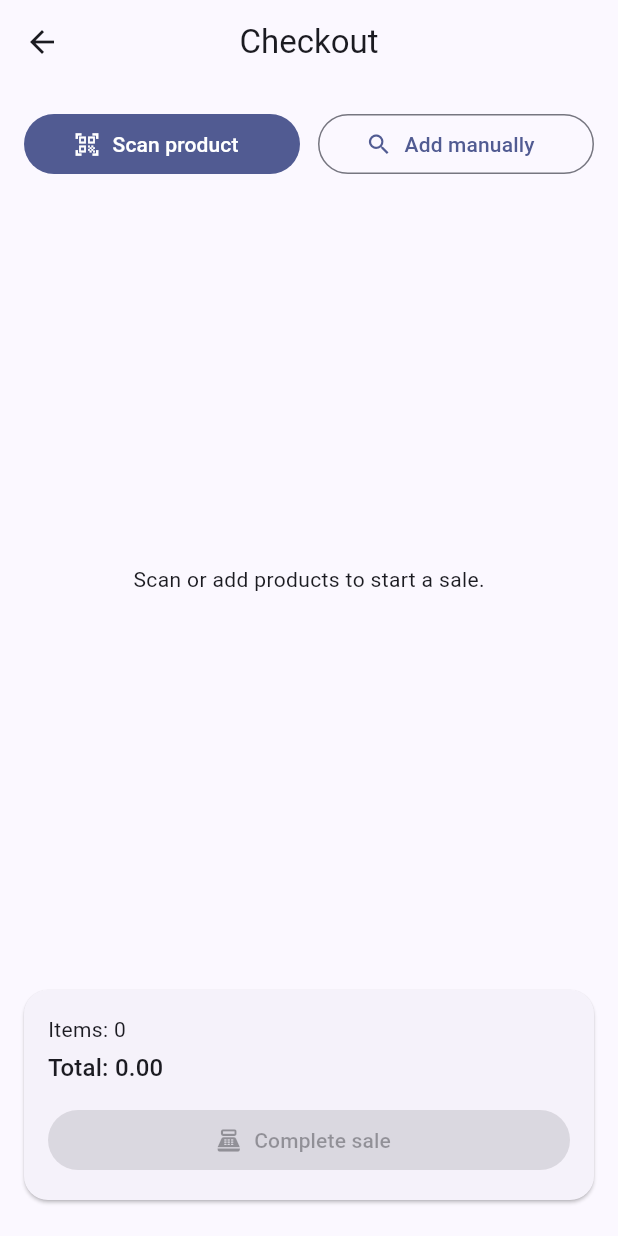
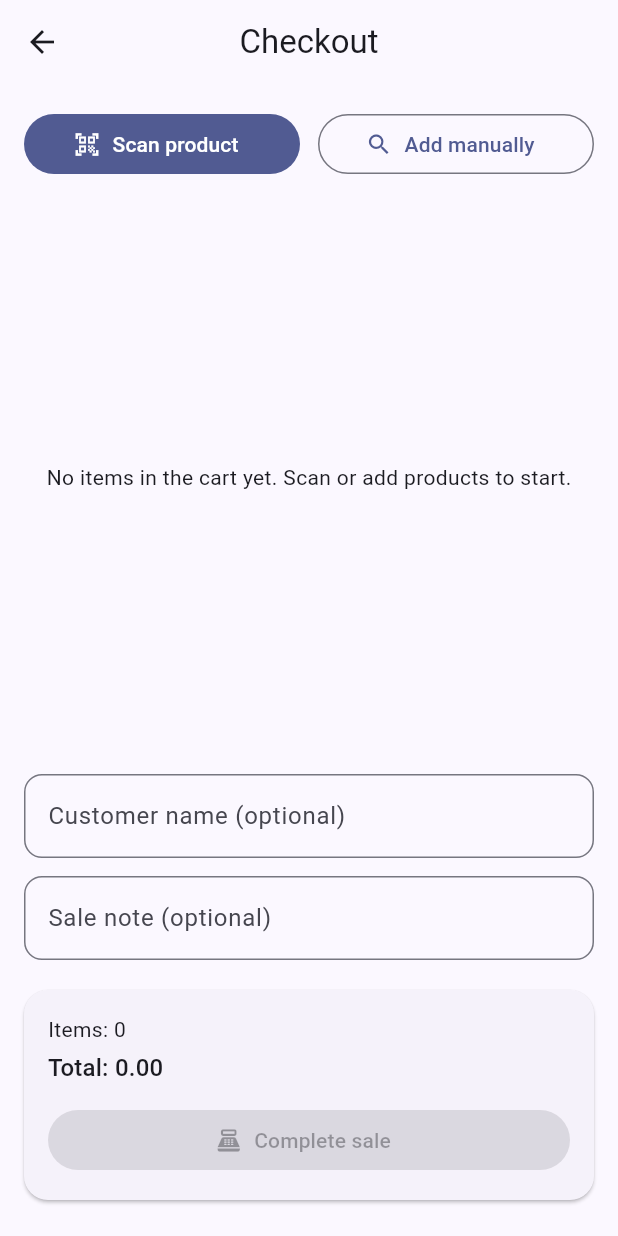
Before and after one commit to drilonkrivaqa/smartstock, a Flutter app: the screen it shows after launch, after a tap on the "point of sale" icon, on a phone screen of 412 x 824 dp. Run offline on Flutter 3.47's test engine with Material 3 defaults, Android fonts, the phone set to English and light mode, and no system bars; our stand-ins replace csv, hive, hive_flutter, image_picker; missing offline and left inert: mobile_scanner; accounts and stored records are empty.

Commit message:
Add sales tracking, reports, navigation shell, and product photos

```diff
--- a/lib/main.dart
+++ b/lib/main.dart
@@ -1,8 +1,9 @@
 import 'package:flutter/material.dart';
 
-import 'pages/home_page.dart';
+import 'pages/main_shell.dart';
 import 'services/hive_service.dart';
 import 'services/product_service.dart';
+import 'services/sale_service.dart';
 import 'services/settings_service.dart';
 import 'theme/app_theme.dart';
 
@@ -11,10 +12,12 @@ void main() async {
   await HiveService.init();
   final settingsController = await buildSettingsController();
   final productService = await buildProductService();
+  final saleService = await buildSaleService();
   runApp(
     SmartStockApp(
       settingsController: settingsController,
       productService: productService,
+      saleService: saleService,
     ),
   );
 }
@@ -24,10 +27,12 @@ class SmartStockApp extends StatelessWidget {
     super.key,
     required this.settingsController,
     required this.productService,
+    required this.saleService,
   });
 
   final SettingsController settingsController;
   final ProductService productService;
+  final SaleService saleService;
 
   @override
   Widget build(BuildContext context) {
@@ -41,8 +46,9 @@ class SmartStockApp extends StatelessWidget {
           darkTheme: AppTheme.dark(),
           themeMode:
               settingsController.darkMode ? ThemeMode.dark : ThemeMode.light,
-          home: HomePage(
+          home: MainShell(
             productService: productService,
+            saleService: saleService,
             settingsController: settingsController,
           ),
         );
--- a/lib/models/product.dart
+++ b/lib/models/product.dart
@@ -46,6 +46,9 @@ class Product extends HiveObject {
   @HiveField(13)
   DateTime? expiryDate;
 
+  @HiveField(14)
+  String? photoPath;
+
   Product({
     required this.id,
     required this.name,
@@ -61,6 +64,7 @@ class Product extends HiveObject {
     required this.updatedAt,
     this.notes,
     this.expiryDate,
+    this.photoPath,
   });
 
   Product copyWith({
@@ -77,6 +81,7 @@ class Product extends HiveObject {
     DateTime? updatedAt,
     String? notes,
     DateTime? expiryDate,
+    String? photoPath,
   }) {
     return Product(
       id: id,
@@ -93,6 +98,7 @@ class Product extends HiveObject {
       updatedAt: updatedAt ?? this.updatedAt,
       notes: notes ?? this.notes,
       expiryDate: expiryDate ?? this.expiryDate,
+      photoPath: photoPath ?? this.photoPath,
     );
   }
 }
--- /dev/null
+++ b/lib/models/sale.dart
@@ -0,0 +1,55 @@
+import 'package:hive/hive.dart';
+
+part 'sale.g.dart';
+
+@HiveType(typeId: 2)
+class Sale extends HiveObject {
+  @HiveField(0)
+  int id;
+
+  @HiveField(1)
+  DateTime date;
+
+  @HiveField(2)
+  int totalItems;
+
+  @HiveField(3)
+  double totalValue;
+
+  @HiveField(4)
+  List<SaleItem> items;
+
+  @HiveField(5)
+  String? customerName;
+
+  @HiveField(6)
+  String? note;
+
+  Sale({
+    required this.id,
+    required this.date,
+    required this.totalItems,
+    required this.totalValue,
+    required this.items,
+    this.customerName,
+    this.note,
+  });
+}
+
+@HiveType(typeId: 3)
+class SaleItem {
+  @HiveField(0)
+  int productId;
+
+  @HiveField(1)
+  int quantity;
+
+  @HiveField(2)
+  double unitPrice;
+
+  SaleItem({
+    required this.productId,
+    required this.quantity,
+    required this.unitPrice,
+  });
+}
--- a/lib/models/stock_movement.dart
+++ b/lib/models/stock_movement.dart
@@ -22,6 +22,9 @@ class StockMovement extends HiveObject {
   @HiveField(5)
   String? note;
 
+  @HiveField(6)
+  int? saleId;
+
   StockMovement({
     required this.id,
     required this.productId,
@@ -29,5 +32,6 @@ class StockMovement extends HiveObject {
     required this.type,
     required this.date,
     this.note,
+    this.saleId,
   });
 }
--- a/lib/pages/checkout_page.dart
+++ b/lib/pages/checkout_page.dart
@@ -3,13 +3,20 @@ import 'package:hive_flutter/hive_flutter.dart';
 import 'package:mobile_scanner/mobile_scanner.dart';
 
 import '../models/product.dart';
+import '../models/sale.dart';
 import '../services/hive_service.dart';
 import '../services/product_service.dart';
+import '../services/sale_service.dart';
 
 class CheckoutPage extends StatefulWidget {
-  const CheckoutPage({super.key, required this.productService});
+  const CheckoutPage({
+    super.key,
+    required this.productService,
+    required this.saleService,
+  });
 
   final ProductService productService;
+  final SaleService saleService;
 
   @override
   State<CheckoutPage> createState() => _CheckoutPageState();
@@ -18,6 +25,15 @@ class CheckoutPage extends StatefulWidget {
 class _CheckoutPageState extends State<CheckoutPage> {
   final Map<int, int> _cartItems = {};
   bool _processing = false;
+  final TextEditingController _customerController = TextEditingController();
+  final TextEditingController _noteController = TextEditingController();
+
+  @override
+  void dispose() {
+    _customerController.dispose();
+    _noteController.dispose();
+    super.dispose();
+  }
 
   @override
   Widget build(BuildContext context) {
@@ -79,7 +95,8 @@ class _CheckoutPageState extends State<CheckoutPage> {
 
                     if (items.isEmpty) {
                       return const Center(
-                        child: Text('Scan or add products to start a sale.'),
+                        child: Text(
+                            'No items in the cart yet. Scan or add products to start.'),
                       );
                     }
 
@@ -134,6 +151,22 @@ class _CheckoutPageState extends State<CheckoutPage> {
                     );
                   },
                 ),
+              ),
+              const SizedBox(height: 12),
+              TextField(
+                controller: _customerController,
+                decoration: const InputDecoration(
+                  labelText: 'Customer name (optional)',
+                ),
+              ),
+              const SizedBox(height: 12),
+              TextField(
+                controller: _noteController,
+                decoration: const InputDecoration(
+                  labelText: 'Sale note (optional)',
+                ),
+                minLines: 1,
+                maxLines: 2,
               ),
               const SizedBox(height: 12),
               _CheckoutSummary(
@@ -283,6 +316,42 @@ class _CheckoutPageState extends State<CheckoutPage> {
       }
     }
 
+    int totalItems = 0;
+    double totalValue = 0;
+    final saleItems = <SaleItem>[];
+
+    for (final entry in _cartItems.entries) {
+      final product = widget.productService.findById(entry.key);
+      if (product == null) continue;
+      final price = product.salePrice ?? 0;
+      totalItems += entry.value;
+      totalValue += price * entry.value;
+      saleItems.add(
+        SaleItem(
+          productId: product.id,
+          quantity: entry.value,
+          unitPrice: price,
+        ),
+      );
+    }
+
+    final saleId = DateTime.now().microsecondsSinceEpoch;
+    final sale = Sale(
+      id: saleId,
+      date: DateTime.now(),
+      totalItems: totalItems,
+      totalValue: totalValue,
+      items: saleItems,
+      customerName: _customerController.text.trim().isEmpty
+          ? null
+          : _customerController.text.trim(),
+      note: _noteController.text.trim().isEmpty
+          ? null
+          : _noteController.text.trim(),
+    );
+
+    await widget.saleService.recordSale(sale);
+
     for (final entry in _cartItems.entries) {
       final product = widget.productService.findById(entry.key);
       if (product == null) continue;
@@ -291,12 +360,15 @@ class _CheckoutPageState extends State<CheckoutPage> {
         change: -entry.value,
         type: 'sale',
         note: 'Checkout sale',
+        saleId: saleId,
       );
     }
 
     setState(() {
       _processing = false;
       _cartItems.clear();
+      _customerController.clear();
+      _noteController.clear();
     });
     if (mounted) {
       ScaffoldMessenger.of(context).showSnackBar(
--- /dev/null
+++ b/lib/pages/main_shell.dart
@@ -0,0 +1,82 @@
+import 'package:flutter/material.dart';
+
+import '../services/product_service.dart';
+import '../services/sale_service.dart';
+import '../services/settings_service.dart';
+import 'home_page.dart';
+import 'reports_page.dart';
+import 'sales_page.dart';
+import 'settings_page.dart';
+
+class MainShell extends StatefulWidget {
+  const MainShell({
+    super.key,
+    required this.productService,
+    required this.saleService,
+    required this.settingsController,
+  });
+
+  final ProductService productService;
+  final SaleService saleService;
+  final SettingsController settingsController;
+
+  @override
+  State<MainShell> createState() => _MainShellState();
+}
+
+class _MainShellState extends State<MainShell> {
+  int _selectedIndex = 0;
+
+  @override
+  Widget build(BuildContext context) {
+    final pages = [
+      ProductsPage(
+        productService: widget.productService,
+        settingsController: widget.settingsController,
+        saleService: widget.saleService,
+      ),
+      SalesPage(
+        saleService: widget.saleService,
+      ),
+      ReportsPage(
+        productService: widget.productService,
+        saleService: widget.saleService,
+      ),
+      SettingsPage(settingsController: widget.settingsController),
+    ];
+
+    return Scaffold(
+      body: IndexedStack(
+        index: _selectedIndex,
+        children: pages,
+      ),
+      bottomNavigationBar: NavigationBar(
+        selectedIndex: _selectedIndex,
+        labelBehavior: NavigationDestinationLabelBehavior.alwaysShow,
+        onDestinationSelected: (index) => setState(() => _selectedIndex = index),
+        destinations: const [
+          NavigationDestination(
+            icon: Icon(Icons.inventory_2_outlined),
+            selectedIcon: Icon(Icons.inventory_2),
+            label: 'Products',
+          ),
+          NavigationDestination(
+            icon: Icon(Icons.point_of_sale_outlined),
+            selectedIcon: Icon(Icons.point_of_sale),
+            label: 'Sales',
+          ),
+          NavigationDestination(
+            icon: Icon(Icons.bar_chart_outlined),
+            selectedIcon: Icon(Icons.bar_chart),
+            label: 'Reports',
+          ),
+          NavigationDestination(
+            icon: Icon(Icons.settings_outlined),
+            selectedIcon: Icon(Icons.settings),
+            label: 'Settings',
+          ),
+        ],
+      ),
+    );
+  }
+}
--- /dev/null
+++ b/lib/pages/reports_page.dart
@@ -0,0 +1,178 @@
+import 'package:flutter/material.dart';
+import 'package:hive_flutter/hive_flutter.dart';
+
+import '../models/product.dart';
+import '../models/sale.dart';
+import '../services/hive_service.dart';
+import '../services/product_service.dart';
+import '../services/sale_service.dart';
+
+class ReportsPage extends StatelessWidget {
+  const ReportsPage({
+    super.key,
+    required this.productService,
+    required this.saleService,
+  });
+
+  final ProductService productService;
+  final SaleService saleService;
+
+  @override
+  Widget build(BuildContext context) {
+    final productsBox = Hive.box<Product>(HiveService.productsBox);
+    final salesBox = Hive.box<Sale>(HiveService.salesBox);
+    return Scaffold(
+      appBar: AppBar(
+        title: const Text('Reports'),
+      ),
+      body: SafeArea(
+        child: Padding(
+          padding: const EdgeInsets.all(16),
+          child: ValueListenableBuilder(
+            valueListenable: productsBox.listenable(),
+            builder: (context, Box<Product> _, __) {
+              final products = productService.getProducts();
+              final totalStockUnits = products.fold<int>(0, (sum, p) => sum + p.quantity);
+              final totalStockValue = products.fold<double>(
+                0,
+                (sum, p) => sum + (p.purchasePrice ?? 0) * p.quantity,
+              );
+              final lowStock = products
+                  .where((p) => p.quantity <= p.minQuantity)
+                  .toList();
+              final expiringSoon = products
+                  .where(
+                    (p) => p.expiryDate != null &&
+                        p.expiryDate!.isBefore(
+                          DateTime.now().add(const Duration(days: 14)),
+                        ),
+                  )
+                  .toList();
+              return ValueListenableBuilder(
+                valueListenable: salesBox.listenable(),
+                builder: (context, Box<Sale> __, ___) {
+                  final today = DateTime.now();
+                  final startOfDay = DateTime(today.year, today.month, today.day);
+                  final startOfWeek = startOfDay.subtract(Duration(days: today.weekday - 1));
+                  final salesToday = saleService.salesTotalFor(
+                    startOfDay.subtract(const Duration(seconds: 1)),
+                    startOfDay.add(const Duration(days: 1)),
+                  );
+                  final salesWeek = saleService.salesTotalFor(
+                    startOfWeek.subtract(const Duration(seconds: 1)),
+                    startOfDay.add(const Duration(days: 1)),
+                  );
+                  return ListView(
+                    children: [
+                      _ReportCard(
+                        title: 'Stock overview',
+                        icon: Icons.inventory_2,
+                        child: Column(
+                          crossAxisAlignment: CrossAxisAlignment.start,
+                          children: [
+                            Text('Products: ${products.length}'),
+                            Text('Units in stock: $totalStockUnits'),
+                            Text('Stock value: ${totalStockValue.toStringAsFixed(2)}'),
+                          ],
+                        ),
+                      ),
+                      _ReportCard(
+                        title: 'Low stock',
+                        icon: Icons.warning_amber,
+                        child: lowStock.isEmpty
+                            ? const Text('All items are above the minimum levels.')
+                            : Column(
+                                crossAxisAlignment: CrossAxisAlignment.start,
+                                children: lowStock
+                                    .map(
+                                      (p) => Padding(
+                                        padding: const EdgeInsets.symmetric(vertical: 2),
+                                        child: Text('${p.name} (qty: ${p.quantity})'),
+                                      ),
+                                    )
+                                    .toList(),
+                              ),
+                      ),
+                      _ReportCard(
+                        title: 'Expiring soon',
+                        icon: Icons.schedule,
+                        child: expiringSoon.isEmpty
+                            ? const Text('No products expiring in the next 2 weeks.')
+                            : Column(
+                                crossAxisAlignment: CrossAxisAlignment.start,
+                                children: expiringSoon
+                                    .map(
+                                      (p) => Padding(
+                                        padding: const EdgeInsets.symmetric(vertical: 2),
+                                        child: Text(
+                                          '${p.name} - expires ${MaterialLocalizations.of(context).formatMediumDate(p.expiryDate!)}',
+                                        ),
+                                      ),
+                                    )
+                                    .toList(),
+                              ),
+                      ),
+                      _ReportCard(
+                        title: 'Sales overview',
+                        icon: Icons.point_of_sale,
+                        child: Column(
+                          crossAxisAlignment: CrossAxisAlignment.start,
+                          children: [
+                            Text('Today: ${salesToday.toStringAsFixed(2)}'),
+                            Text('This week: ${salesWeek.toStringAsFixed(2)}'),
+                          ],
+                        ),
+                      ),
+                    ],
+                  );
+                },
+              );
+            },
+          ),
+        ),
+      ),
+    );
+  }
+}
+
+class _ReportCard extends StatelessWidget {
+  const _ReportCard({
+    required this.title,
+    required this.icon,
+    required this.child,
+  });
+
+  final String title;
+  final IconData icon;
+  final Widget child;
+
+  @override
+  Widget build(BuildContext context) {
+    return Card(
+      margin: const EdgeInsets.only(bottom: 12),
+      child: Padding(
+        padding: const EdgeInsets.all(16),
+        child: Row(
+          crossAxisAlignment: CrossAxisAlignment.start,
+          children: [
+            Icon(icon, color: Theme.of(context).colorScheme.primary),
+            const SizedBox(width: 12),
+            Expanded(
+              child: Column(
+                crossAxisAlignment: CrossAxisAlignment.start,
+                children: [
+                  Text(
+                    title,
+                    style: Theme.of(context).textTheme.titleMedium,
+                  ),
+                  const SizedBox(height: 6),
+                  child,
+                ],
+              ),
+            ),
+          ],
+        ),
+      ),
+    );
+  }
+}
--- /dev/null
+++ b/lib/pages/sales_page.dart
@@ -0,0 +1,89 @@
+import 'package:flutter/material.dart';
+import 'package:hive_flutter/hive_flutter.dart';
+
+import '../models/sale.dart';
+import '../services/hive_service.dart';
+import '../services/sale_service.dart';
+
+class SalesPage extends StatelessWidget {
+  const SalesPage({
+    super.key,
+    required this.saleService,
+  });
+
+  final SaleService saleService;
+
+  @override
+  Widget build(BuildContext context) {
+    final salesBox = Hive.box<Sale>(HiveService.salesBox);
+    return Scaffold(
+      appBar: AppBar(
+        title: const Text('Sales history'),
+      ),
+      body: SafeArea(
+        child: Padding(
+          padding: const EdgeInsets.all(16),
+          child: ValueListenableBuilder(
+            valueListenable: salesBox.listenable(),
+            builder: (context, Box<Sale> _, __) {
+              final sales = saleService.getSales();
+              final productLookup = saleService.productLookup();
+              if (sales.isEmpty) {
+                return const Center(
+                  child: Text('No sales recorded yet. Complete a checkout to see it here.'),
+                );
+              }
+              return ListView.separated(
+                itemCount: sales.length,
+                separatorBuilder: (_, __) => const SizedBox(height: 12),
+                itemBuilder: (context, index) {
+                  final sale = sales[index];
+                  return Card(
+                    child: ExpansionTile(
+                      title: Text(
+                        'Sale on ${MaterialLocalizations.of(context).formatMediumDate(sale.date)}',
+                      ),
+                      subtitle: Text(
+                        '${sale.totalItems} items • Total ${sale.totalValue.toStringAsFixed(2)}' +
+                            (sale.customerName != null && sale.customerName!.isNotEmpty
+                                ? ' • ${sale.customerName}'
+                                : ''),
+                      ),
+                      children: [
+                        Padding(
+                          padding: const EdgeInsets.symmetric(horizontal: 16, vertical: 8),
+                          child: Column(
+                            crossAxisAlignment: CrossAxisAlignment.start,
+                            children: [
+                              for (final item in sale.items)
+                                ListTile(
+                                  contentPadding: EdgeInsets.zero,
+                                  title: Text(
+                                    productLookup[item.productId]?.name ?? 'Unknown product',
+                                  ),
+                                  subtitle: Text('Qty: ${item.quantity} x ${item.unitPrice.toStringAsFixed(2)}'),
+                                  trailing: Text(
+                                    (item.quantity * item.unitPrice).toStringAsFixed(2),
+                                    style: const TextStyle(fontWeight: FontWeight.bold),
+                                  ),
+                                ),
+                              if (sale.note != null && sale.note!.isNotEmpty)
+                                Padding(
+                                  padding: const EdgeInsets.only(top: 8),
+                                  child: Text('Note: ${sale.note}'),
+                                ),
+                            ],
+                          ),
+                        ),
+                      ],
+                    ),
+                  );
+                },
+              );
+            },
+          ),
+        ),
+      ),
+    );
+  }
+}
--- a/lib/services/hive_service.dart
+++ b/lib/services/hive_service.dart
@@ -1,20 +1,25 @@
 import 'package:hive_flutter/hive_flutter.dart';
 
 import '../models/product.dart';
+import '../models/sale.dart';
 import '../models/stock_movement.dart';
 
 class HiveService {
   static const String productsBox = 'products';
   static const String movementsBox = 'movements';
+  static const String salesBox = 'sales';
   static const String settingsBox = 'settings';
 
   static Future<void> init() async {
     await Hive.initFlutter();
     Hive
       ..registerAdapter(ProductAdapter())
+      ..registerAdapter(SaleAdapter())
+      ..registerAdapter(SaleItemAdapter())
       ..registerAdapter(StockMovementAdapter());
     await Future.wait([
       Hive.openBox<Product>(productsBox),
+      Hive.openBox<Sale>(salesBox),
       Hive.openBox<StockMovement>(movementsBox),
       Hive.openBox(settingsBox),
     ]);
--- a/lib/services/product_service.dart
+++ b/lib/services/product_service.dart
@@ -55,6 +55,7 @@ class ProductService {
     required String type,
     String? note,
     DateTime? date,
+    int? saleId,
   }) async {
     final updatedProduct = product.copyWith(
       quantity: product.quantity + change,
@@ -68,6 +69,7 @@ class ProductService {
       type: type,
       date: date ?? DateTime.now(),
       note: note,
+      saleId: saleId,
     );
     await movementsBox.add(movement);
   }
--- /dev/null
+++ b/lib/services/sale_service.dart
@@ -0,0 +1,40 @@
+import 'package:hive/hive.dart';
+
+import '../models/product.dart';
+import '../models/sale.dart';
+import '../services/hive_service.dart';
+
+class SaleService {
+  SaleService({
+    required this.salesBox,
+    required this.productsBox,
+  });
+
+  final Box<Sale> salesBox;
+  final Box<Product> productsBox;
+
+  Future<void> recordSale(Sale sale) async {
+    await salesBox.add(sale);
+  }
+
+  List<Sale> getSales() {
+    return salesBox.values.toList()
+      ..sort((a, b) => b.date.compareTo(a.date));
+  }
+
+  double salesTotalFor(DateTime start, DateTime end) {
+    return salesBox.values
+        .where((sale) => sale.date.isAfter(start) && sale.date.isBefore(end))
+        .fold(0.0, (sum, sale) => sum + sale.totalValue);
+  }
+
+  Map<int, Product> productLookup() {
+    return {for (final p in productsBox.values) p.id: p};
+  }
+}
+
+Future<SaleService> buildSaleService() async {
+  final sales = Hive.box<Sale>(HiveService.salesBox);
+  final products = Hive.box<Product>(HiveService.productsBox);
+  return SaleService(salesBox: sales, productsBox: products);
+}
--- a/pubspec.yaml
+++ b/pubspec.yaml
@@ -35,11 +35,14 @@ dependencies:
   path_provider: ^2.1.4
   mobile_scanner: ^6.0.2
   csv: ^6.0.0
+  image_picker: ^1.1.2
 
 dev_dependencies:
   flutter_test:
     sdk: flutter
   flutter_lints: ^5.0.0
+  build_runner: ^2.4.11
+  hive_generator: ^2.0.1
 
 # For information on the generic Dart part of this file, see the
 # following page: https://dart.dev/tools/pub/pubspec
```
Also changed, not shown: lib/pages/home_page.dart (+8 -4 lines), lib/pages/product_detail_page.dart (+19 -1 lines), lib/pages/product_form_page.dart (+45 -0 lines), lib/widgets/product_card.dart (+31 -9 lines), lib/models/product.g.dart, lib/models/sale.g.dart (added), lib/models/stock_movement.g.dart.
